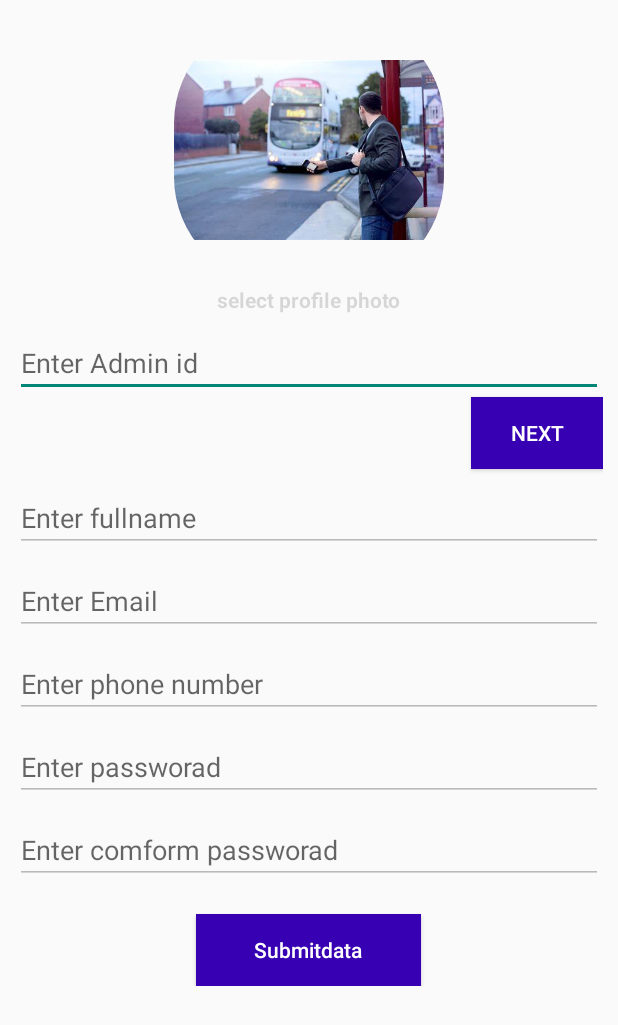
After one commit to isuru370/BusTrack-App, an Android app: the Admin_register screen opened directly, with no data from a screen before it, on a phone screen of 412 x 824 dp. The commit adds this screen. Shown: the top 1025 px of the screen. Run offline under Robolectric (Android 15) with nearby library versions, the phone set to English and light mode, and no system bars; our stand-ins replace Firebase (no records; nobody signed in at launch, a user with empty details on screens opened directly), Picasso.

Commit message:
Secound update bustrack app

```diff
--- a/app/src/main/AndroidManifest.xml
+++ b/app/src/main/AndroidManifest.xml
@@ -28,6 +28,9 @@
         android:roundIcon="@mipmap/ic_launcher_round"
         android:supportsRtl="true"
         android:theme="@style/Theme.BusTracking">
+        <activity
+            android:name=".Admin_register"
+            android:exported="false" />
         <activity
             android:name=".driverprofile"
             android:exported="false" />
--- /dev/null
+++ b/app/src/main/java/com/dinithi_creation/bustracking/Admin_register.java
@@ -0,0 +1,213 @@
+package com.dinithi_creation.bustracking;
+
+import androidx.activity.result.ActivityResult;
+import androidx.activity.result.ActivityResultCallback;
+import androidx.activity.result.ActivityResultLauncher;
+import androidx.activity.result.contract.ActivityResultContracts;
+import androidx.annotation.NonNull;
+import androidx.annotation.Nullable;
+import androidx.appcompat.app.AppCompatActivity;
+
+import android.content.Intent;
+import android.net.Uri;
+import android.os.Bundle;
+import android.view.View;
+import android.widget.Button;
+import android.widget.EditText;
+import android.widget.TextView;
+import android.widget.Toast;
+
+import com.dinithi_creation.Admin_ditails.Admin_class;
+import com.dinithi_creation.CircleTransform;
+import com.dinithi_creation.model.UserModel;
+import com.dinithi_creation.passengerdetails.passdetails;
+import com.google.android.gms.tasks.OnCompleteListener;
+import com.google.android.gms.tasks.OnFailureListener;
+import com.google.android.gms.tasks.OnSuccessListener;
+import com.google.android.gms.tasks.Task;
+import com.google.android.material.imageview.ShapeableImageView;
+import com.google.firebase.auth.AuthResult;
+import com.google.firebase.auth.FirebaseAuth;
+import com.google.firebase.firestore.DocumentReference;
+import com.google.firebase.firestore.FirebaseFirestore;
+import com.google.firebase.storage.FirebaseStorage;
+import com.google.firebase.storage.StorageReference;
+import com.google.firebase.storage.UploadTask;
+import com.squareup.picasso.Picasso;
+
+import java.util.UUID;
+
+public class Admin_register extends AppCompatActivity {
+
+    ShapeableImageView adminproimage;
+    EditText adminid, addminname, adminemail, adminphoneno, adminpasswoad, comfrompaasswod;
+    TextView selectimage;
+    Button nextadminbtn, submitbtn;
+    FirebaseFirestore firestore;
+    FirebaseStorage firebaseStorage;
+    FirebaseAuth firebaseAuth;
+    StorageReference storageReference;
+    String userID, rendomId2;
+    int x;
+    Uri imageUrl1;
+
+    @Override
+    protected void onCreate(Bundle savedInstanceState) {
+        super.onCreate(savedInstanceState);
+        setContentView(R.layout.activity_admin_register);
+
+        firestore = FirebaseFirestore.getInstance();
+        firebaseStorage = FirebaseStorage.getInstance();
+        firebaseAuth = FirebaseAuth.getInstance();
+        storageReference = firebaseStorage.getReference();
+
+        adminproimage = findViewById(R.id.adminproimgid);
+        adminid = findViewById(R.id.adminid);
+        addminname = findViewById(R.id.adminnameid);
+        adminemail = findViewById(R.id.adminemailid);
+        adminphoneno = findViewById(R.id.adminphonenoid);
+        adminpasswoad = findViewById(R.id.adminpassworadid);
+        comfrompaasswod = findViewById(R.id.admincomformpasswordid);
+        selectimage = findViewById(R.id.adminselectimageid);
+        nextadminbtn = findViewById(R.id.adminnxtbtnid);
+        submitbtn = findViewById(R.id.adminsubmitid);
+
+        addminname.setEnabled(false);
+        adminemail.setEnabled(false);
+        adminphoneno.setEnabled(false);
+        adminpasswoad.setEnabled(false);
+        comfrompaasswod.setEnabled(false);
+        selectimage.setEnabled(false);
+
+        nextadminbtn.setOnClickListener(new View.OnClickListener() {
+            @Override
+            public void onClick(View view) {
+                String adminId = adminid.getText().toString();
+                if (adminId.equals("1234")) {
+                    Toast.makeText(getApplicationContext(), "Admin Id Valied", Toast.LENGTH_LONG).show();
+                    adminid.setEnabled(false);
+                    addminname.setEnabled(true);
+                    adminemail.setEnabled(true);
+                    adminphoneno.setEnabled(true);
+                    adminpasswoad.setEnabled(true);
+                    comfrompaasswod.setEnabled(true);
+                    selectimage.setEnabled(true);
+                } else {
+                    Toast.makeText(getApplicationContext(), "Admin Id Invalied", Toast.LENGTH_LONG).show();
+                    adminid.setText(null);
+                }
+            }
+        });
+        submitbtn.setOnClickListener(new View.OnClickListener() {
+            @Override
+            public void onClick(View view) {
+                String s = addminname.getText().toString();
+                String s1 = adminemail.getText().toString();
+                String s2 = adminphoneno.getText().toString();
+                String s3 = adminpasswoad.getText().toString();
+                String s4 = comfrompaasswod.getText().toString();
+
+                if (!s.isEmpty() && !s1.isEmpty() && !s2.isEmpty() && !s3.isEmpty() && !s4.isEmpty()) {
+                    if (s3.equals(s4)) {
+                        createUser();
+                    }else{
+                        Toast.makeText(getApplicationContext(), "Password not Equals", Toast.LENGTH_LONG).show();
+                    }
+                }else{
+                    Toast.makeText(getApplicationContext(), "TextFeild is Empty", Toast.LENGTH_LONG).show();
+                }
+            }
+        });
+
+    }
+
+    private void createUser() {
+
+        String email = adminemail.getText().toString().trim();
+        String password = adminpasswoad.getText().toString().trim();
+        String firstName = addminname.getText().toString();
+        String contact = adminphoneno.getText().toString().trim();
+
+        firebaseAuth.createUserWithEmailAndPassword(email, password)
+                .addOnCompleteListener(new OnCompleteListener<AuthResult>() {
+                    @Override
+                    public void onComplete(@NonNull Task<AuthResult> task) {
+                        userID = firebaseAuth.getCurrentUser().getUid();
+
+                        Admin_class adminD = new Admin_class(userID, firstName, email, contact, password, rendomId2);
+                        UserModel userModel = new UserModel(userID, email, password, "Admin");
+                        firestore.collection("Admin").add(adminD).addOnSuccessListener(new OnSuccessListener<DocumentReference>() {
+                            @Override
+                            public void onSuccess(DocumentReference documentReference) {
+                                firestore.collection("User").add(userModel);
+                                Toast.makeText(getApplicationContext(), "Success", Toast.LENGTH_LONG).show();
+                                Intent intent = new Intent(Admin_register.this, Admin_Home_Activity.class);
+                                startActivity(intent);
+                                finish();
+                            }
+                        }).addOnFailureListener(new OnFailureListener() {
+                            @Override
+                            public void onFailure(@NonNull Exception e) {
+                                Toast.makeText(getApplicationContext(), "Wrong details", Toast.LENGTH_LONG).show();
+                            }
+                        });
+
+                        Toast.makeText(getApplicationContext(), "Login Success", Toast.LENGTH_LONG).show();
+                    }
+                }).addOnFailureListener(new OnFailureListener() {
+                    @Override
+                    public void onFailure(@NonNull Exception e) {
+                        Toast.makeText(getApplicationContext(), "Login Failed", Toast.LENGTH_LONG).show();
+                    }
+                });
+        selectimage.setOnClickListener(new View.OnClickListener() {
+            @Override
+            public void onClick(View view) {
+                Intent intent = new Intent(Intent.ACTION_PICK);
+                intent.setType("Image/*");
+                x = 1;
+                activityResultLauncher.launch(intent);
+            }
+        });
+
+    }
+
+    private void saveprofileimage1() {
+        rendomId2 = UUID.randomUUID().toString();
+        StorageReference dirproimage = storageReference.child("Admin_profile_image");
+        dirproimage.putFile(imageUrl1)
+                .addOnSuccessListener(new OnSuccessListener<UploadTask.TaskSnapshot>() {
+                    @Override
+                    public void onSuccess(UploadTask.TaskSnapshot taskSnapshot) {
+
+                    }
+                }).addOnFailureListener(new OnFailureListener() {
+                    @Override
+                    public void onFailure(@NonNull Exception e) {
+
+                    }
+                });
+    }
+
+    ActivityResultLauncher<Intent> activityResultLauncher = registerForActivityResult(
+            new ActivityResultContracts.StartActivityForResult(),
+            new ActivityResultCallback<ActivityResult>() {
+                @Override
+                public void onActivityResult(ActivityResult result) {
+                    if (result.getResultCode() == RESULT_OK) {
+                        assert result.getData() != null;
+                        if (x == 1) {
+                            imageUrl1 = result.getData().getData();
+                            Picasso.get()
+                                    .load(imageUrl1)
+                                    .transform(new CircleTransform())
+                                    .centerCrop()
+                                    .resize(150, 150)
+                                    .into(adminproimage);
+                            saveprofileimage1();
+                        }
+                    }
+                }
+            }
+    );
+}
--- /dev/null
+++ b/app/src/main/res/layout/activity_admin_register.xml
@@ -0,0 +1,97 @@
+<?xml version="1.0" encoding="utf-8"?>
+<androidx.core.widget.NestedScrollView xmlns:android="http://schemas.android.com/apk/res/android"
+    xmlns:app="http://schemas.android.com/apk/res-auto"
+    xmlns:tools="http://schemas.android.com/tools"
+    android:layout_width="match_parent"
+    android:layout_height="match_parent"
+    tools:context=".Admin_register">
+
+   <LinearLayout
+       android:layout_width="match_parent"
+       android:layout_height="wrap_content"
+       android:orientation="vertical"
+       android:layout_margin="10dp">
+
+       <com.google.android.material.imageview.ShapeableImageView
+           android:id="@+id/adminproimgid"
+           android:layout_width="180dp"
+           android:layout_height="180dp"
+           android:layout_gravity="center_horizontal"
+           android:src="@drawable/th"
+           app:shapeAppearanceOverlay="@style/round_image"/>
+
+       <TextView
+           android:id="@+id/adminselectimageid"
+           android:layout_width="wrap_content"
+           android:layout_height="wrap_content"
+           android:text="select profile photo"
+           android:layout_gravity="center_horizontal"
+           android:textSize="14dp"
+           android:textStyle="bold"/>
+
+       <EditText
+           android:id="@+id/adminid"
+           android:layout_width="match_parent"
+           android:layout_height="wrap_content"
+           android:inputType="number"
+           android:hint="Enter Admin id"
+           android:layout_marginTop="10dp"/>
+
+       <Button
+           android:id="@+id/adminnxtbtnid"
+           android:layout_width="wrap_content"
+           android:layout_height="wrap_content"
+           android:text="Next"
+           android:layout_gravity="right"
+           android:background="@color/purple_700"
+           android:textColor="@color/white"/>
+
+       <EditText
+           android:id="@+id/adminnameid"
+           android:layout_width="match_parent"
+           android:layout_height="wrap_content"
+           android:hint="Enter fullname"
+           android:layout_marginTop="10dp"/>
+       <EditText
+           android:id="@+id/adminemailid"
+           android:layout_width="match_parent"
+           android:layout_height="wrap_content"
+           android:hint="Enter Email"
+           android:inputType="textEmailAddress"
+           android:layout_marginTop="10dp"/>
+       <EditText
+           android:id="@+id/adminphonenoid"
+           android:layout_width="match_parent"
+           android:layout_height="wrap_content"
+           android:hint="Enter phone number"
+           android:inputType="number"
+           android:layout_marginTop="10dp"/>
+       <EditText
+           android:id="@+id/adminpassworadid"
+           android:layout_width="match_parent"
+           android:layout_height="wrap_content"
+           android:hint="Enter passworad"
+           android:inputType="numberPassword"
+           android:layout_marginTop="10dp"/>
+       <EditText
+           android:id="@+id/admincomformpasswordid"
+           android:layout_width="match_parent"
+           android:layout_height="wrap_content"
+           android:hint="Enter comform passworad"
+           android:inputType="numberPassword"
+           android:layout_marginTop="10dp"/>
+
+       <Button
+           android:id="@+id/adminsubmitid"
+           android:layout_width="150dp"
+           android:layout_height="wrap_content"
+           android:text="Submitdata"
+           android:layout_gravity="center_horizontal"
+           android:background="@color/purple_700"
+           android:layout_marginTop="20dp"
+           android:textAllCaps="false"
+           android:textColor="@color/white"/>
+
+   </LinearLayout>
+
+</androidx.core.widget.NestedScrollView>
--- a/app/src/main/res/layout/activity_driverprofile.xml
+++ b/app/src/main/res/layout/activity_driverprofile.xml
@@ -19,7 +19,8 @@
             android:layout_width="100dp"
             android:layout_height="100dp"
             android:layout_gravity="center_horizontal"
-            android:src="@drawable/user"/>
+            android:src="@drawable/user"
+            app:shapeAppearanceOverlay="@style/round_image"/>
 
         <TextView
             android:id="@+id/pronameid"
--- a/app/src/main/res/layout/driverview.xml
+++ b/app/src/main/res/layout/driverview.xml
@@ -2,6 +2,7 @@
 <androidx.cardview.widget.CardView xmlns:android="http://schemas.android.com/apk/res/android"
     android:layout_width="match_parent"
     android:layout_height="wrap_content"
+    xmlns:app="http://schemas.android.com/apk/res-auto"
     android:id="@+id/cardviewclik">
 
     <LinearLayout
@@ -20,7 +21,8 @@
                 android:id="@+id/driverproimageid"
                 android:layout_width="100dp"
                 android:layout_height="100dp"
-                android:src="@drawable/user"/>
+                android:src="@drawable/user"
+                app:shapeAppearanceOverlay="@style/round_image"/>
 
             <LinearLayout
                 android:layout_width="match_parent"
--- /dev/null
+++ b/app/src/main/res/values/coustom_style.xml
@@ -0,0 +1,17 @@
+<?xml version="1.0" encoding="utf-8"?>
+<resources>
+
+    <style name="round_image">
+        <item name="cornerSize">
+            40%
+        </item>
+    </style>
+
+    <style name="round_image_shep">
+        <item name="cornerSize">
+            15%
+        </item>
+    </style>
+
+
+</resources>
```
Also changed, not shown: app/src/main/java/com/dinithi_creation/Admin_ditails/Admin_class.java (added, +71 -0 lines), app/src/main/java/com/dinithi_creation/bustracking/Admin_Home_Activity.java (+9 -0 lines), app/src/main/java/com/dinithi_creation/bustracking/Driver_Home_Activity.java (+1 -6 lines), app/src/main/java/com/dinithi_creation/bustracking/SignIn_Activity.java (+10 -1 lines), app/src/main/res/layout/activity_register.xml (+6 -2 lines), app/src/main/res/layout/activity_sign_in.xml (+25 -13 lines).
